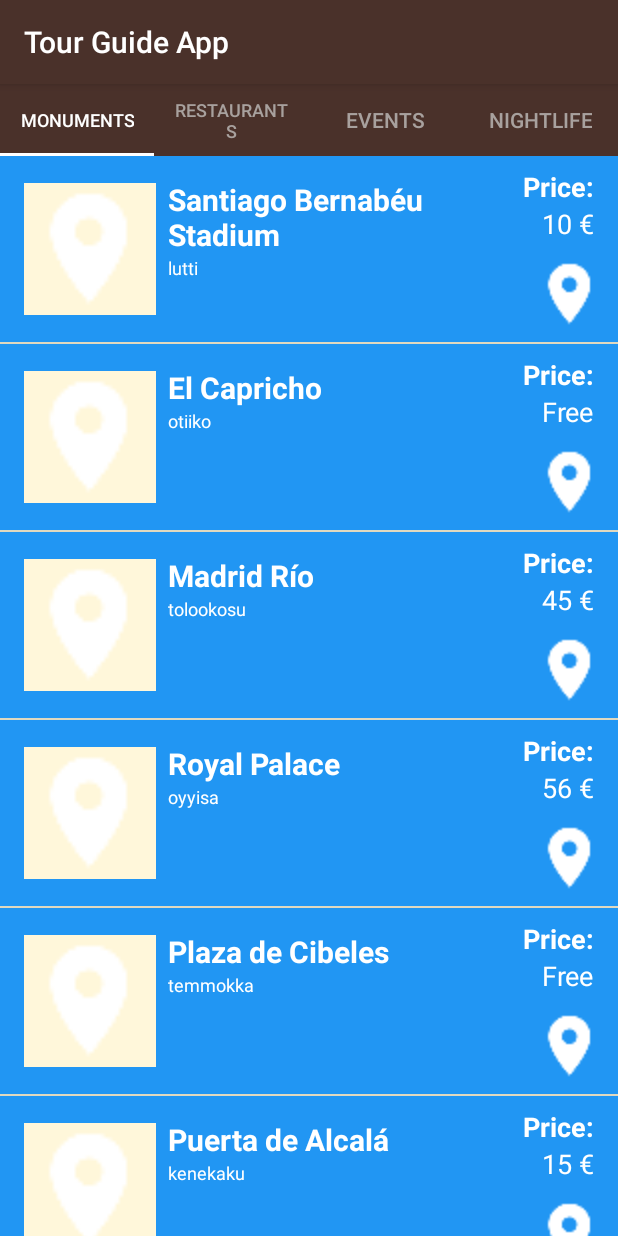
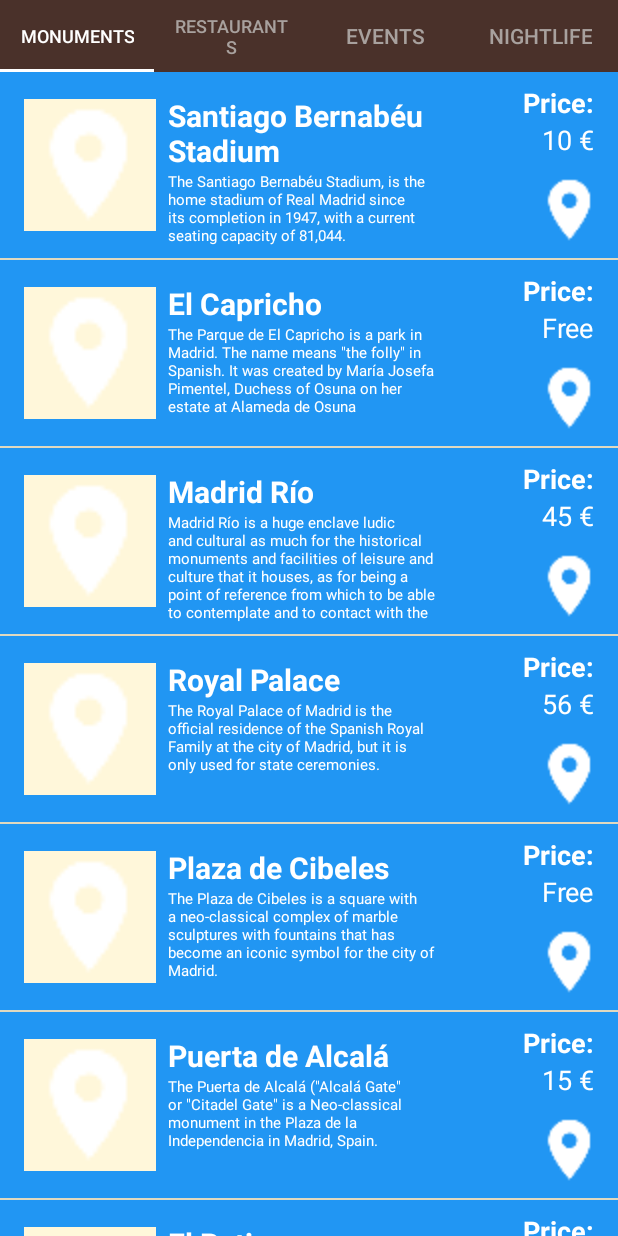
Before and after one commit to VIcuko/Android-TourGuideApp, an Android app: the screen it shows after launch (MainActivity), on a phone screen of 412 x 824 dp. Run offline under Robolectric (Android 15) with nearby library versions, the light colour scheme and no system bars.

Commit message:
Remove Action Bar from app

```diff
--- a/app/src/main/java/com/example/android/tourguideapp/MonumentsFragment.java
+++ b/app/src/main/java/com/example/android/tourguideapp/MonumentsFragment.java
@@ -26,16 +26,41 @@
 
         //Create an ArrayList of sites
         final ArrayList<Site> sites = new ArrayList<Site>();
-        sites.add(new Site("Santiago Bernabéu Stadium", "lutti", R.drawable.ic_place_white_24dp, R.string.monument_bernabeu,10));
-        sites.add(new Site("El Capricho", "otiiko", R.drawable.ic_place_white_24dp, R.string.monument_el_capricho,0));
-        sites.add(new Site("Madrid Río", "tolookosu", R.drawable.ic_place_white_24dp, R.string.monument_madrid_rio,45));
-        sites.add(new Site("Royal Palace", "oyyisa", R.drawable.ic_place_white_24dp, R.string.monument_royal_palace,56));
-        sites.add(new Site("Plaza de Cibeles", "temmokka", R.drawable.ic_place_white_24dp, R.string.monument_cibeles,0));
-        sites.add(new Site("Puerta de Alcalá", "kenekaku", R.drawable.ic_place_white_24dp, R.string.monument_puerta_alcala,15));
-        sites.add(new Site("El Retiro", "kawinta", R.drawable.ic_place_white_24dp, R.string.monument_retiro,12));
-        sites.add(new Site("Debod Temple", "massokka", R.drawable.ic_place_white_24dp, R.string.monument_debod,89));
-        sites.add(new Site("The Prado Museum", "wo’e", R.drawable.ic_place_white_24dp, R.string.monument_the_prado,45));
-        sites.add(new Site("Thyssen Museum", "na’aacha", R.drawable.ic_place_white_24dp, R.string.monument_thyssen,32));
+        sites.add(new Site("Santiago Bernabéu Stadium", "The Santiago Bernabéu Stadium, is the home stadium of Real Madrid " +
+                "since its completion in 1947, with a current seating capacity of 81,044.", R.drawable.ic_place_white_24dp,
+                R.string.monument_bernabeu,10));
+
+        sites.add(new Site("El Capricho", "The Parque de El Capricho is a park in Madrid. The name means \"the folly\" in Spanish. " +
+                "It was created by María Josefa Pimentel, Duchess of Osuna on her estate at Alameda de Osuna",
+                R.drawable.ic_place_white_24dp, R.string.monument_el_capricho,0));
+
+        sites.add(new Site("Madrid Río", "Madrid Río is a huge enclave ludic and cultural as much for the historical monuments " +
+                "and facilities of leisure and culture that it houses, as for being a point of reference from which to be able to " +
+                "contemplate and to contact with the monumental Madrid.", R.drawable.ic_place_white_24dp, R.string.monument_madrid_rio,45));
+
+        sites.add(new Site("Royal Palace", "The Royal Palace of Madrid is the official residence of the Spanish Royal Family at " +
+                "the city of Madrid, but it is only used for state ceremonies.", R.drawable.ic_place_white_24dp,
+                R.string.monument_royal_palace,56));
+
+        sites.add(new Site("Plaza de Cibeles", "The Plaza de Cibeles is a square with a neo-classical complex of marble sculptures " +
+                "with fountains that has become an iconic symbol for the city of Madrid.", R.drawable.ic_place_white_24dp,
+                R.string.monument_cibeles,0));
+
+        sites.add(new Site("Puerta de Alcalá", "The Puerta de Alcalá (\"Alcalá Gate\" or \"Citadel Gate\" is a Neo-classical monument " +
+                "in the Plaza de la Independencia in Madrid, Spain.", R.drawable.ic_place_white_24dp, R.string.monument_puerta_alcala,15));
+
+        sites.add(new Site("El Retiro", "El Retiro is one of the largest parks of the city of Madrid, Spain. " +
+                "The park belonged to the Spanish Monarchy until the late 19th century, when it became a public park.",
+                R.drawable.ic_place_white_24dp, R.string.monument_retiro,12));
+
+        sites.add(new Site("Debod Temple", "The Debod Temple is an ancient Egyptian temple that was dismantled and rebuilt in Madrid, Spain.",
+                R.drawable.ic_place_white_24dp, R.string.monument_debod,89));
+
+        sites.add(new Site("The Prado Museum", "The Prado Museum is the main Spanish national art museum, located in central Madrid.",
+                R.drawable.ic_place_white_24dp, R.string.monument_the_prado,45));
+
+        sites.add(new Site("Thyssen Museum", "The Thyssen-Bornemisza Museum, or simply the Thyssen, is an art museum in Madrid, Spain, located " +
+                "near the Prado Museum at one of city's main boulevards.", R.drawable.ic_place_white_24dp, R.string.monument_thyssen,32));
 
         SiteAdapter adapter = new SiteAdapter(getActivity(), sites, R.color.category_monuments);
 
--- a/app/src/main/res/values/dimens.xml
+++ b/app/src/main/res/values/dimens.xml
@@ -22,7 +22,7 @@
 
     <dimen name="place_name">20sp</dimen>
     <dimen name="default_text">18sp</dimen>
-    <dimen name="description_content">12sp</dimen>
+    <dimen name="description_content">10sp</dimen>
     <dimen name="description_max_height">120dp</dimen>
     <dimen name="description_max_width">180dp</dimen>
 
--- a/app/src/main/res/values/styles.xml
+++ b/app/src/main/res/values/styles.xml
@@ -15,7 +15,7 @@
 <resources>
 
     <!-- Base application theme. -->
-    <style name="AppTheme" parent="Theme.AppCompat.Light.DarkActionBar">
+    <style name="AppTheme" parent="Theme.AppCompat.Light.NoActionBar">
         <item name="colorPrimary">@color/primary_color</item>
         <item name="colorPrimaryDark">@color/primary_dark_color</item>
     </style>
```
Also changed, not shown: 3 other files.
